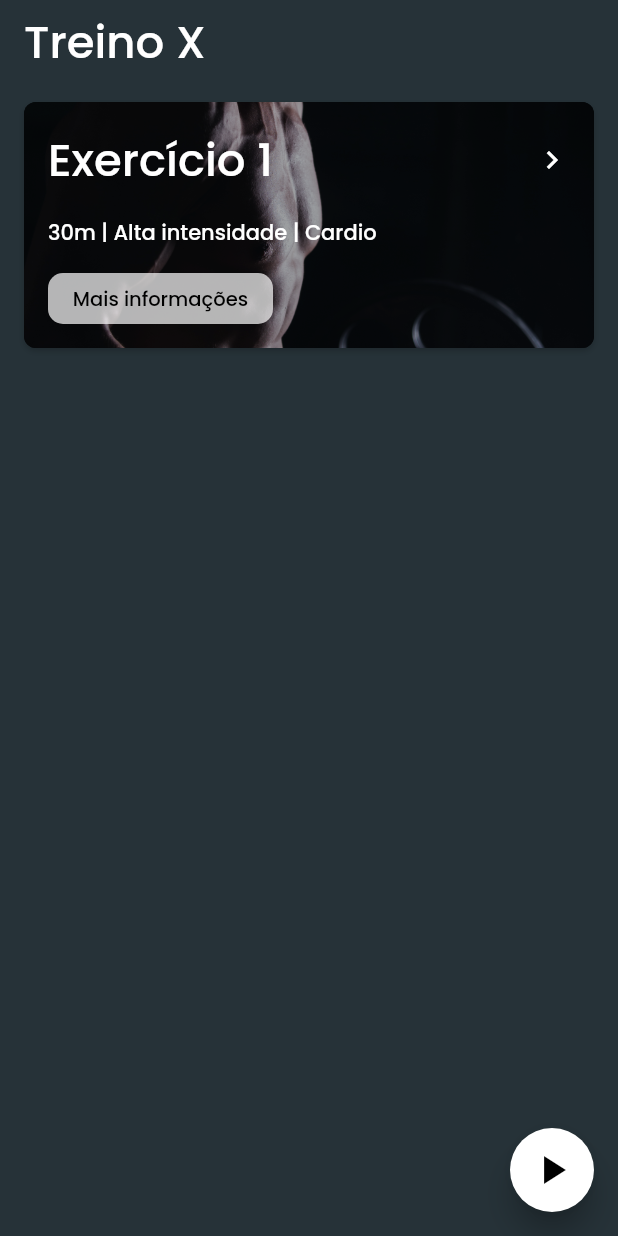
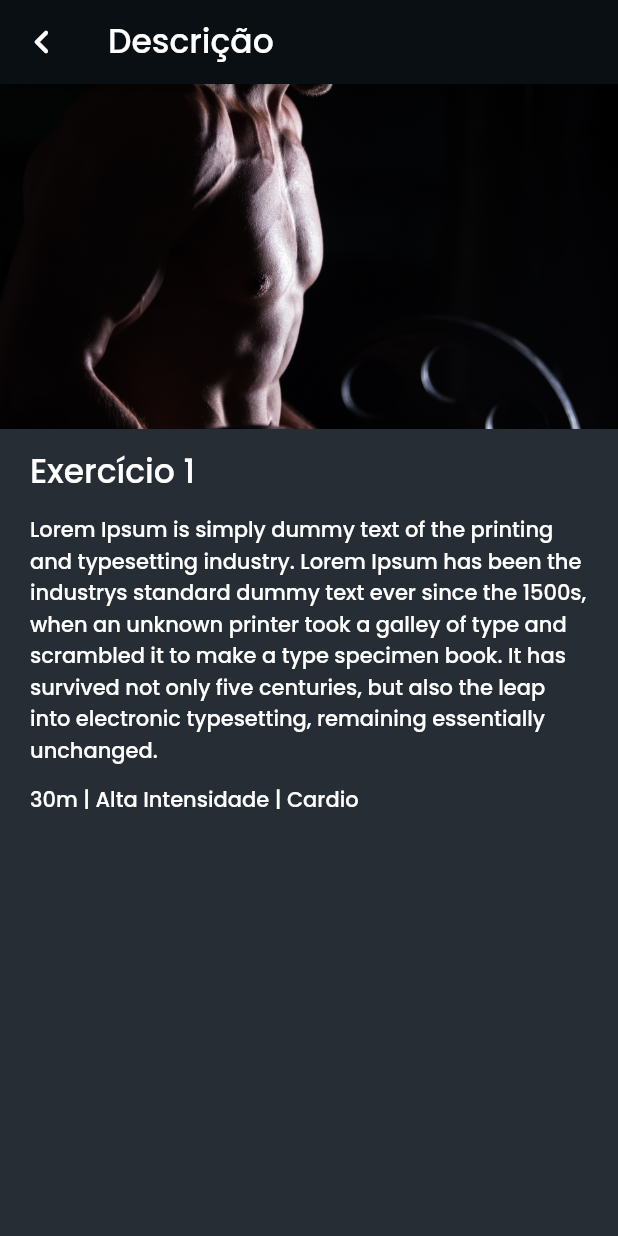
Before and after one commit to OnofreTZK/FastFitApp, a Flutter app: the WorkoutPage screen opened by its route, after a tap on "Mais informações", on a phone screen of 412 x 824 dp. Run offline on Flutter 3.47's test engine with Material 2 defaults, Android fonts, the phone set to English and light mode, and no system bars; our stand-ins replace flutter_mobx, flutter_modular, google_fonts, rxdart.

Commit message:
pagina de descrição de exercicio

```diff
--- a/lib/app/app_module.dart
+++ b/lib/app/app_module.dart
@@ -1,3 +1,4 @@
+import 'package:fastfit/app/modules/descriptionWorkout/description_workout_module.dart';
 import 'package:flutter_modular/flutter_modular.dart';
 import './modules/login/login_module.dart';
 import './modules/register/register_module.dart';
@@ -38,6 +39,10 @@ class AppModule extends Module {
       module: WorkoutModule(),
       transition: TransitionType.fadeIn,
     ),
+    ModuleRoute(
+      '/description-workout',
+      module: DescriptionWorkoutModule(),
+      transition: TransitionType.fadeIn,
+    ),
   ];
-
 }
--- /dev/null
+++ b/lib/app/modules/descriptionWorkout/description_workout_module.dart
@@ -0,0 +1,12 @@
+import 'package:fastfit/app/modules/descriptionWorkout/presenter/description_workout_page.dart';
+import 'package:flutter_modular/flutter_modular.dart';
+
+class DescriptionWorkoutModule extends Module {
+  @override
+  List<Bind> binds = [];
+
+  @override
+  List<ModularRoute> routes = [
+    ChildRoute(Modular.initialRoute, child: (_, args) => DescriptionWorkoutPage()),
+  ];
+}
--- /dev/null
+++ b/lib/app/modules/descriptionWorkout/presenter/description_workout_page.dart
@@ -0,0 +1,107 @@
+import 'package:flutter/material.dart';
+import 'package:flutter_modular/flutter_modular.dart';
+import 'package:google_fonts/google_fonts.dart';
+
+class DescriptionWorkoutPage extends StatefulWidget {
+  DescriptionWorkoutPage();
+
+  @override
+  _DescriptionWorkoutPageState createState() => _DescriptionWorkoutPageState();
+}
+
+class _DescriptionWorkoutPageState extends State<DescriptionWorkoutPage> {
+  @override
+  Widget build(BuildContext context) {
+    return Scaffold(
+      appBar: AppBar(
+        backgroundColor: Color(0xFF090F13),
+        automaticallyImplyLeading: false,
+        leading: IconButton(
+          onPressed: () {
+            Modular.to.pushNamed('/workout/');
+          },
+          icon: Icon(Icons.chevron_left_rounded),
+          iconSize: 32,
+          color: Colors.white,
+        ),
+        title: Text(
+          'Descrição',
+          style: GoogleFonts.poppins(
+              color: Colors.white,
+              fontSize: 22,
+              textStyle: Theme.of(context).textTheme.headline6),
+        ),
+      ),
+      backgroundColor: Color(0xFF262D34),
+      body: SingleChildScrollView(
+        child: Column(
+          mainAxisSize: MainAxisSize.max,
+          children: [
+            Row(
+              mainAxisSize: MainAxisSize.max,
+              children: [
+                Image.asset(
+                  'assets/images/gym2.jpg',
+                  width: MediaQuery.of(context).size.width,
+                  height: 230,
+                  fit: BoxFit.cover,
+                ),
+              ],
+            ),
+            Padding(
+              padding: EdgeInsetsDirectional.fromSTEB(20, 12, 20, 0),
+              child: Row(
+                mainAxisSize: MainAxisSize.max,
+                children: [
+                  Expanded(
+                    child: Text(
+                      'Exercício 1',
+                      style: GoogleFonts.poppins(
+                          color: Colors.white,
+                          fontSize: 22,
+                          textStyle: Theme.of(context).textTheme.headline6),
+                    ),
+                  ),
+                ],
+              ),
+            ),
+            Padding(
+              padding: EdgeInsetsDirectional.fromSTEB(20, 12, 20, 0),
+              child: Row(
+                mainAxisSize: MainAxisSize.max,
+                children: [
+                  Expanded(
+                    child: Text(
+                      'Lorem Ipsum is simply dummy text of the printing and typesetting industry. Lorem Ipsum has been the industrys standard dummy text ever since the 1500s, when an unknown printer took a galley of type and scrambled it to make a type specimen book. It has survived not only five centuries, but also the leap into electronic typesetting, remaining essentially unchanged.',
+                      style: GoogleFonts.poppins(
+                          color: Colors.white,
+                          fontSize: 14,
+                          textStyle: Theme.of(context).textTheme.headline6),
+                    ),
+                  ),
+                ],
+              ),
+            ),
+            Padding(
+              padding: EdgeInsetsDirectional.fromSTEB(20, 12, 20, 0),
+              child: Row(
+                mainAxisSize: MainAxisSize.max,
+                children: [
+                  Expanded(
+                    child: Text(
+                      '30m | Alta Intensidade | Cardio',
+                      style: GoogleFonts.poppins(
+                          color: Colors.white,
+                          fontSize: 14,
+                          textStyle: Theme.of(context).textTheme.headline6),
+                    ),
+                  ),
+                ],
+              ),
+            ),
+          ],
+        ),
+      ),
+    );
+  }
+}
--- a/lib/app/modules/workout/presenter/workout_page.dart
+++ b/lib/app/modules/workout/presenter/workout_page.dart
@@ -145,7 +145,7 @@ class _WorkoutPageState extends State<WorkoutPage> {
                                               BorderRadius.circular(10)),
                                       child: TextButton(
                                         onPressed: () {
-                                          //Modular.to.pushNamed('//');
+                                          Modular.to.pushNamed('/description-workout/');
                                         },
                                         child: Text(
                                           'Mais informações',
```
Lines whose indentation alone changed are shown as unchanged.
